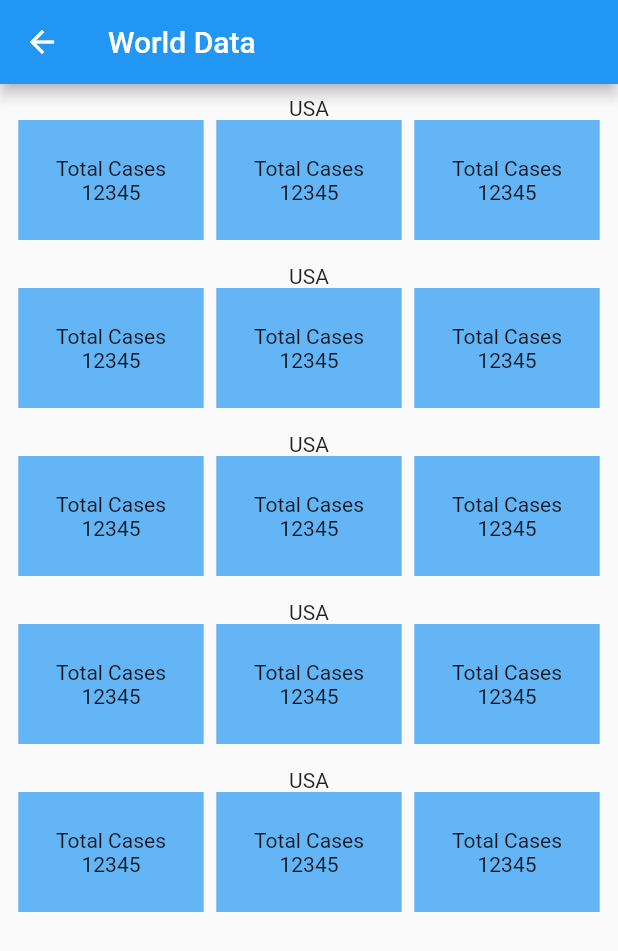
After one commit to Dipesh905/Corona-App, a Flutter app: the WorldData screen opened directly, on a phone screen of 412 x 824 dp. The commit adds this screen. Shown: the top 951 px of the screen. Run offline on Flutter 3.47's test engine with Material 2 defaults, Android fonts, the phone set to English and light mode, and no system bars; network calls fail.

Commit message:
world data page designed

```diff
--- a/lib/pages/home_page.dart
+++ b/lib/pages/home_page.dart
@@ -1,5 +1,6 @@
 import 'dart:convert';
 
+import 'package:corona_app/pages/world_data.dart';
 import 'package:flutter/material.dart';
 import 'package:http/http.dart' as http;
 
@@ -182,7 +183,14 @@ class _HomePageState extends State<HomePage> {
                       shrinkWrap: true,
                       crossAxisCount: 3,
                       children: [
-                        Card(
+                        InkWell(
+                          onTap: () {
+                            Navigator.push(
+                                context,
+                                MaterialPageRoute(
+                                    builder: (_) => const WorldData()));
+                          },
+                          child: Card(
                             child: Container(
                               height: 80,
                               width: MediaQuery.of(context).size.width * 0.3,
@@ -199,6 +207,7 @@ class _HomePageState extends State<HomePage> {
                                   ),
                                   Text("View World Data"),
                                 ],
+                              ),
                             ),
                           ),
                         ),
--- /dev/null
+++ b/lib/pages/world_data.dart
@@ -0,0 +1,64 @@
+import 'package:flutter/material.dart';
+
+class WorldData extends StatefulWidget {
+  const WorldData({Key? key}) : super(key: key);
+
+  @override
+  State<WorldData> createState() => _WorldDataState();
+}
+
+class _WorldDataState extends State<WorldData> {
+  @override
+  Widget build(BuildContext context) {
+    return Scaffold(
+      appBar: AppBar(
+        title: const Text("World Data"),
+      ),
+      body: ListView.builder(
+        itemCount: 5,
+        itemBuilder: (BuildContext context, int index) {
+          return Padding(
+            padding: const EdgeInsets.all(8.0),
+            child: Column(
+              children: [
+                const Text("USA"),
+                Row(
+                  mainAxisAlignment: MainAxisAlignment.spaceAround,
+                  children: [
+                    Container(
+                      height: 80,
+                      width: MediaQuery.of(context).size.width * 0.3,
+                      color: Colors.blue[300],
+                      child: Column(
+                        mainAxisAlignment: MainAxisAlignment.center,
+                        children: const [Text("Total Cases"), Text("12345")],
+                      ),
+                    ),
+                    Container(
+                      height: 80,
+                      width: MediaQuery.of(context).size.width * 0.3,
+                      color: Colors.blue[300],
+                      child: Column(
+                        mainAxisAlignment: MainAxisAlignment.center,
+                        children: const [Text("Total Cases"), Text("12345")],
+                      ),
+                    ),
+                    Container(
+                      height: 80,
+                      width: MediaQuery.of(context).size.width * 0.3,
+                      color: Colors.blue[300],
+                      child: Column(
+                        mainAxisAlignment: MainAxisAlignment.center,
+                        children: const [Text("Total Cases"), Text("12345")],
+                      ),
+                    )
+                  ],
+                )
+              ],
+            ),
+          );
+        },
+      ),
+    );
+  }
+}
```
Lines whose indentation alone changed are shown as unchanged.
